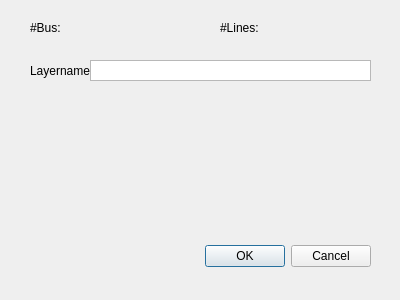
Before: the Qt Designer form pandapower_import_dialog_base.ui in e2nIEE/pandapower-qgis, drawn with Qt 5.
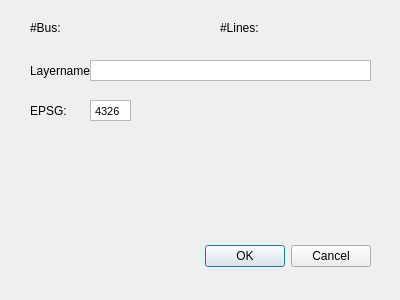
After: the same form once the commit is applied.

Commit message: added the possibility to type in the input epsg code (since pandapower doesn't provide it)

```diff
--- a/pandapower_import_dialog_base.ui
+++ b/pandapower_import_dialog_base.ui
@@ -84,6 +84,39 @@
     <string>#Lines:</string>
    </property>
   </widget>
+  <widget class="QTextEdit" name="epsgEdit">
+   <property name="geometry">
+    <rect>
+     <x>90</x>
+     <y>100</y>
+     <width>41</width>
+     <height>21</height>
+    </rect>
+   </property>
+   <property name="verticalScrollBarPolicy">
+    <enum>Qt::ScrollBarAlwaysOff</enum>
+   </property>
+   <property name="html">
+    <string>&lt;!DOCTYPE HTML PUBLIC &quot;-//W3C//DTD HTML 4.0//EN&quot; &quot;http://www.w3.org/TR/REC-html40/strict.dtd&quot;&gt;
+&lt;html&gt;&lt;head&gt;&lt;meta name=&quot;qrichtext&quot; content=&quot;1&quot; /&gt;&lt;style type=&quot;text/css&quot;&gt;
+p, li { white-space: pre-wrap; }
+&lt;/style&gt;&lt;/head&gt;&lt;body style=&quot; font-family:'MS Shell Dlg 2'; font-size:8.25pt; font-weight:400; font-style:normal;&quot;&gt;
+&lt;p style=&quot; margin-top:0px; margin-bottom:0px; margin-left:0px; margin-right:0px; -qt-block-indent:0; text-indent:0px;&quot;&gt;4326&lt;/p&gt;&lt;/body&gt;&lt;/html&gt;</string>
+   </property>
+  </widget>
+  <widget class="QLabel" name="label_2">
+   <property name="geometry">
+    <rect>
+     <x>30</x>
+     <y>100</y>
+     <width>61</width>
+     <height>21</height>
+    </rect>
+   </property>
+   <property name="text">
+    <string>EPSG:</string>
+   </property>
+  </widget>
  </widget>
  <resources/>
  <connections>
```
